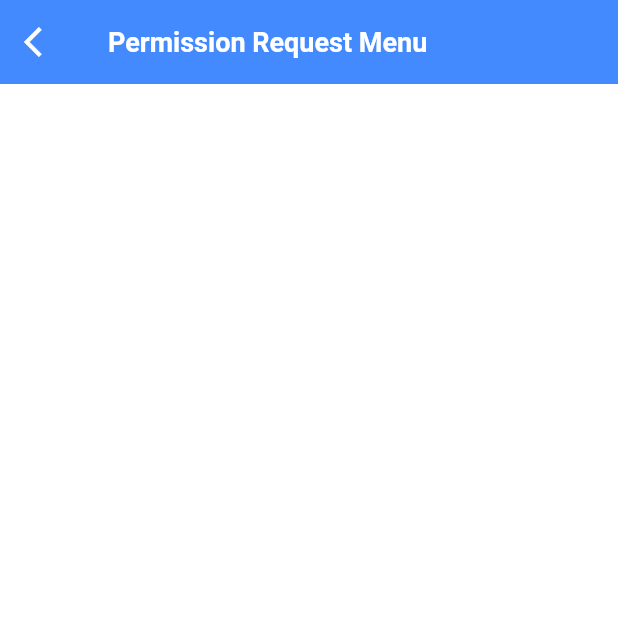
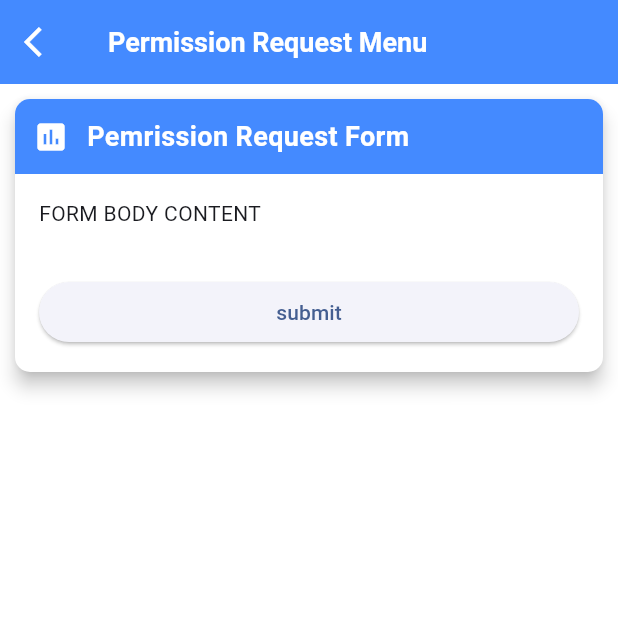
Before and after one commit to nayaaasss/attendance-app, a Flutter app: the PermissionScreen screen opened directly, on a phone screen of 412 x 824 dp, the top half of it. Run offline on Flutter 3.47's test engine with Material 3 defaults, Android fonts, the phone set to English and light mode, and no system bars; our stand-ins replace camera, cloud_firestore, dotted_border, firebase_core, geocoding, geolocator; missing offline and left inert: google_mlkit_face_detection; accounts and stored records are empty.

Commit message:
finising permission feture

```diff
--- /dev/null
+++ b/lib/ui/permission/components/form_body.dart
@@ -0,0 +1,21 @@
+import 'package:flutter/material.dart';
+
+class FormBody extends StatelessWidget {
+  const FormBody({super.key});
+
+  @override
+  Widget build(BuildContext context) {
+    return Padding(
+      padding: EdgeInsets.all(16),
+      child: Column(
+        crossAxisAlignment: CrossAxisAlignment.start,
+        children: [
+          Text(
+            //TODO: make yout own form body content
+            "FORM BODY CONTENT"
+          )
+        ],
+      ),
+      );
+  }
+}
--- /dev/null
+++ b/lib/ui/permission/components/submit_button.dart
@@ -0,0 +1,132 @@
+import 'package:attendace_app/ui/home_screen.dart';
+import 'package:cloud_firestore/cloud_firestore.dart';
+import 'package:flutter/material.dart';
+
+class SubmitButton extends StatelessWidget {
+  final Size size;
+  final TextEditingController nameController;
+  final TextEditingController formController;
+  final TextEditingController toController;
+  final String dropValueCategories;
+  final CollectionReference dataCollection;
+
+  const SubmitButton({
+    super.key,
+    required this.size,
+    required this.nameController,
+    required this.formController,
+    required this.toController,
+    required this.dropValueCategories,
+    required this.dataCollection
+  });
+
+  @override
+  Widget build(BuildContext context) {
+    return Padding(
+      padding: EdgeInsets.all(16),
+      child: SizedBox(
+        width: size.width,
+        child: ElevatedButton(
+          onPressed: () => _submitHandler(context),
+          child: const Text("submit")
+          ),
+      ),
+      );
+  }
+
+  void _submitHandler(BuildContext context) {
+    if (_isFormValid()) {
+      _submitForm(context);
+    } else {
+      _showSnackBar(
+        context,
+        "Please Fill The Form",
+        Icons.check_circle_outline,
+        Colors.white
+        );
+    }
+  }
+
+  bool _isFormValid() {
+    return nameController.text.isNotEmpty &&
+    dropValueCategories != "Please Choose " &&
+    formController.text.isNotEmpty &&
+    toController.text.isNotEmpty;
+  }
+
+  void _showSnackBar(BuildContext content, String message, IconData icon, Color color){
+  ScaffoldMessenger.of(content).showSnackBar(SnackBar(
+    content: Row(
+      children: [
+        Icon(
+          icon,
+          color: Colors.white,
+        ),
+        SizedBox(width: 10),
+        Text(
+          message,
+          style: TextStyle(color: Colors.white),
+        )
+      ],
+    ),
+    backgroundColor: color,
+    shape: const StadiumBorder(),
+    behavior: SnackBarBehavior.floating,
+  ));
+  }
+
+  void _showLoaderDialog(BuildContext context) {
+    showDialog(
+      context: context,
+      barrierDismissible: false,
+      builder: (BuildContext context) {
+        return AlertDialog(
+          content: Row(
+            children: [
+              const CircularProgressIndicator(
+                valueColor: AlwaysStoppedAnimation<Color>(Colors.blueAccent),
+              ),
+              Container(
+                margin: EdgeInsets.only(left: 20),
+                child: Text("Please Wait"),
+              )
+            ],
+          ),
+        );
+      }
+      );
+  }
+
+  Future<void> _submitForm(BuildContext context) async {
+    _showLoaderDialog(context);
+    try {
+      await dataCollection.add({
+        'address' : '-',
+        'name' : nameController.text,
+        'description' : dropValueCategories,
+        'timestamp' : '${formController.text} : ${toController.text}'
+      });
+      Navigator.of(context).pop();
+      _showSnackBar(
+        context,
+        "Succesfully Submit the Form",
+        Icons.check_circle_outline,
+        Colors.orangeAccent
+        );
+        Navigator.pushReplacement(
+          context,
+          MaterialPageRoute(
+            builder: (context) => HomeScreen()
+            )
+        );
+    } catch (e) {
+      Navigator.of(context).pop();
+      _showSnackBar(
+        context,
+        "An error occured: $e",
+        Icons.error_outline,
+        Colors.blueGrey
+        );
+    }
+  }
+}
--- a/lib/ui/permission/permission_screen.dart
+++ b/lib/ui/permission/permission_screen.dart
@@ -1,5 +1,9 @@
 
 import 'package:attendace_app/ui/permission/components/app_bar.dart';
+import 'package:attendace_app/ui/permission/components/form_body.dart';
+import 'package:attendace_app/ui/permission/components/form_header.dart';
+import 'package:attendace_app/ui/permission/components/submit_button.dart';
+import 'package:cloud_firestore/cloud_firestore.dart';
 import 'package:flutter/material.dart';
 
 class PermissionScreen extends StatefulWidget {
@@ -28,8 +32,22 @@ class _PermissionScreenState extends State<PermissionScreen> {
             crossAxisAlignment: CrossAxisAlignment.start,
             children: [
               // buat komponen UI untuk Form header
+              FormHeader(
+                title: "Pemrission Request Form",
+                icon: Icons.assessment,
+                ),
               //buat komponen UI untuk form body
+              FormBody(),
               //membuat komponen UI untuk subit button
+              SubmitButton(
+                size: size,
+                nameController: TextEditingController(),
+                formController: TextEditingController(),
+                toController: TextEditingController(),
+                dropValueCategories: "Dropdown Content",
+                dataCollection: FirebaseFirestore.instance.collection('dataCollectionValue'),
+
+              )
             ],
           ),
         ),
```
